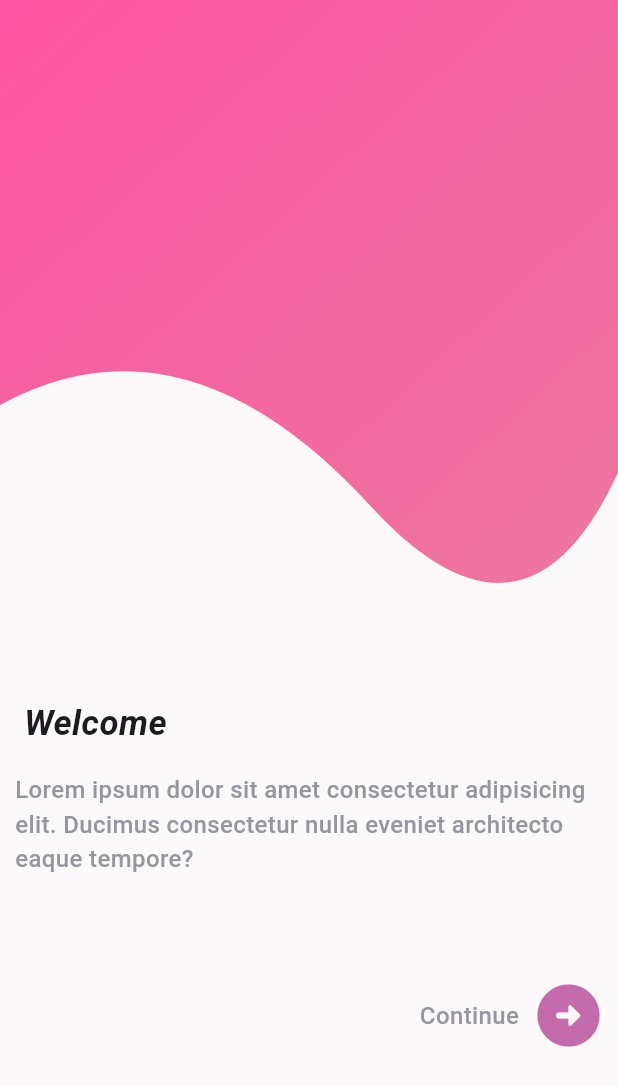
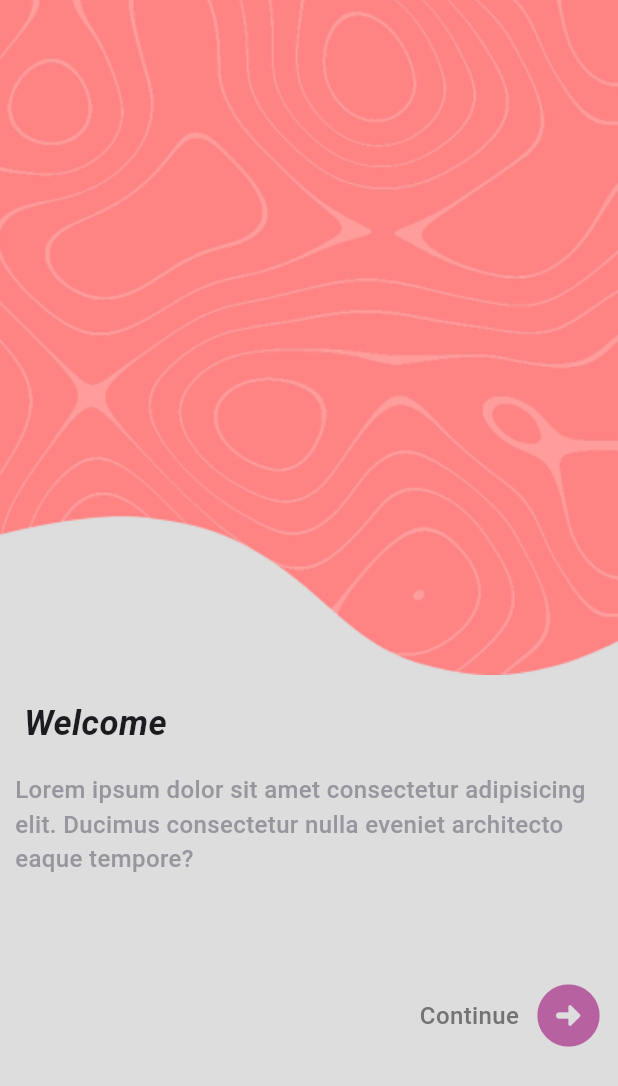
Before and after one commit to AhmedMahmoud-coder/flutter-Ui-components, a Flutter app: the screen it shows after launch, on a phone screen of 412 x 824 dp. Shown: the top 1086 px of the screen. Run offline on Flutter 3.47's test engine with Material 3 defaults, Android fonts, the phone set to English and light mode, and no system bars.

Commit message:
page login

```diff
--- a/Login UI/lib/welcome.dart
+++ b/Login UI/lib/welcome.dart
@@ -12,32 +12,22 @@ class _WelcomeState extends State<Welcome> {
   @override
   Widget build(BuildContext context) {
     return Scaffold(
-      backgroundColor: Color.fromARGB(255, 251, 249, 249),
+      backgroundColor: Color(0xFFDDDDDD),
       body: SafeArea(
         child: Column(
           crossAxisAlignment: CrossAxisAlignment.start,
           children: [
             Stack(
               children: [
-                  ClipPath(
-                    clipper: WaveClipper(),
-                    child: Container(
+                // ignore: sized_box_for_whitespace
+                Container(
                   width: double.infinity,
                   height: 450,
-                      decoration: BoxDecoration(
-                        gradient: LinearGradient(
-                          colors: [
-                            Color.fromARGB(184, 255, 21, 130),
-                            Color.fromARGB(135, 223, 10, 81),
-                          ],
-                          begin: Alignment.topLeft,
-                          end: Alignment.bottomRight,
-                        ),
-
-                        /* borderRadius: BorderRadius.vertical(
-                          bottom: Radius.elliptical(400, 200),
-                        ),*/
-                      ),
+                  child: Image.asset(
+                    "images/Frame.png",
+                    fit: BoxFit.cover,
+                    alignment: Alignment
+                        .bottomCenter,
                   ),
                 ),
               ],
@@ -77,7 +67,7 @@ class _WelcomeState extends State<Welcome> {
                     style: TextStyle(
                       fontSize: 16,
                       fontWeight: FontWeight.w500,
-                        color: Color.fromARGB(255, 150, 150, 158),
+                      color: Color(0xFF737373),
                     ),
                   ),
                 ),
@@ -100,46 +90,7 @@ class _WelcomeState extends State<Welcome> {
             ),
           ],
         ),
-        )
-
+      ),
     );
   }
 }
-
-
-
-
-
-
-class WaveClipper extends CustomClipper<Path> {
-  @override
-  Path getClip(Size size) {
-    Path path = Path();
-
-    path.lineTo(0, size.height * 0.6);
-
-    path.quadraticBezierTo(
-      size.width * 0.3,
-      size.height * 0.45,
-      size.width * 0.6,
-      size.height * 0.75,
-    );
-
-    path.quadraticBezierTo(
-      size.width * 0.85,
-      size.height * 1.0,
-      size.width,
-      size.height * 0.7,
-    );
-
-    path.lineTo(size.width, 0);
-    path.close();
-
-    return path;
-  }
-
-  @override
-  bool shouldReclip(CustomClipper<Path> oldClipper) {
-    return false;
-  }
-}
--- a/Login UI/pubspec.yaml
+++ b/Login UI/pubspec.yaml
@@ -58,9 +58,9 @@ flutter:
   uses-material-design: true
 
   # To add assets to your application, add an assets section, like this:
-  # assets:
-  #   - images/a_dot_burr.jpeg
-  #   - images/a_dot_ham.jpeg
+  assets:
+    - images/
+    - images/
 
   # An image asset can refer to one or more resolution-specific "variants", see
   # https://flutter.dev/to/resolution-aware-images
```
Also changed, not shown: Login UI/lib/login.dart (+35 -1 lines), Login UI/images/Frame-login.png (added), Login UI/images/Frame-signup.png (added), Login UI/images/Frame.png (added). Lines whose indentation alone changed are shown as unchanged.
